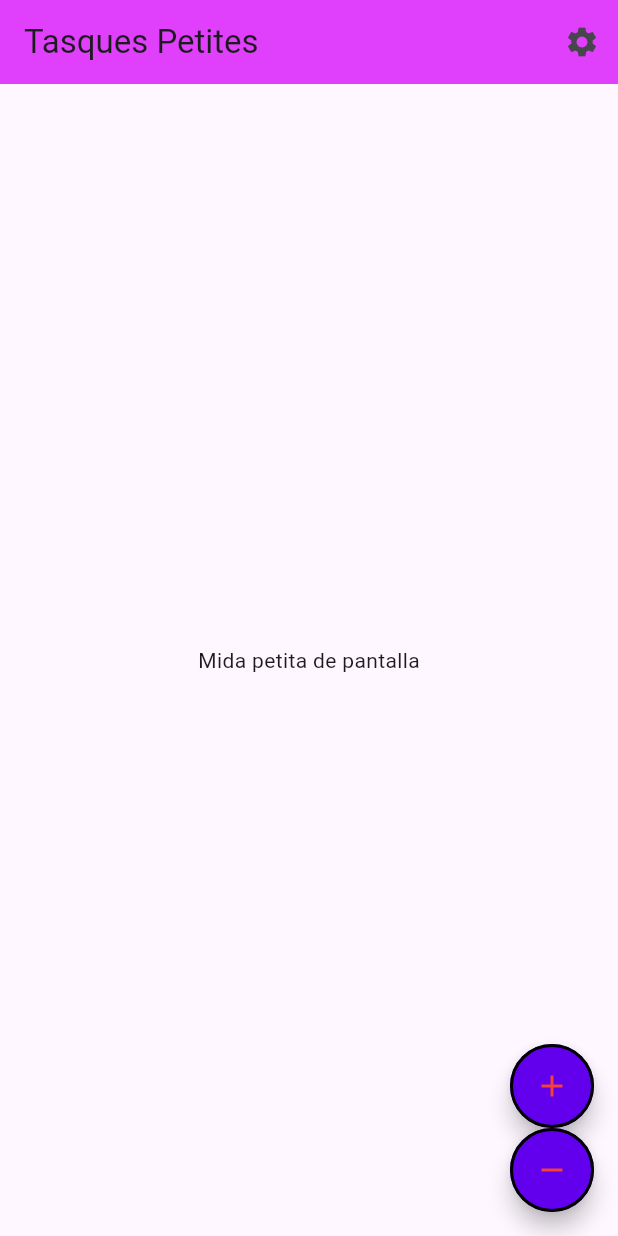
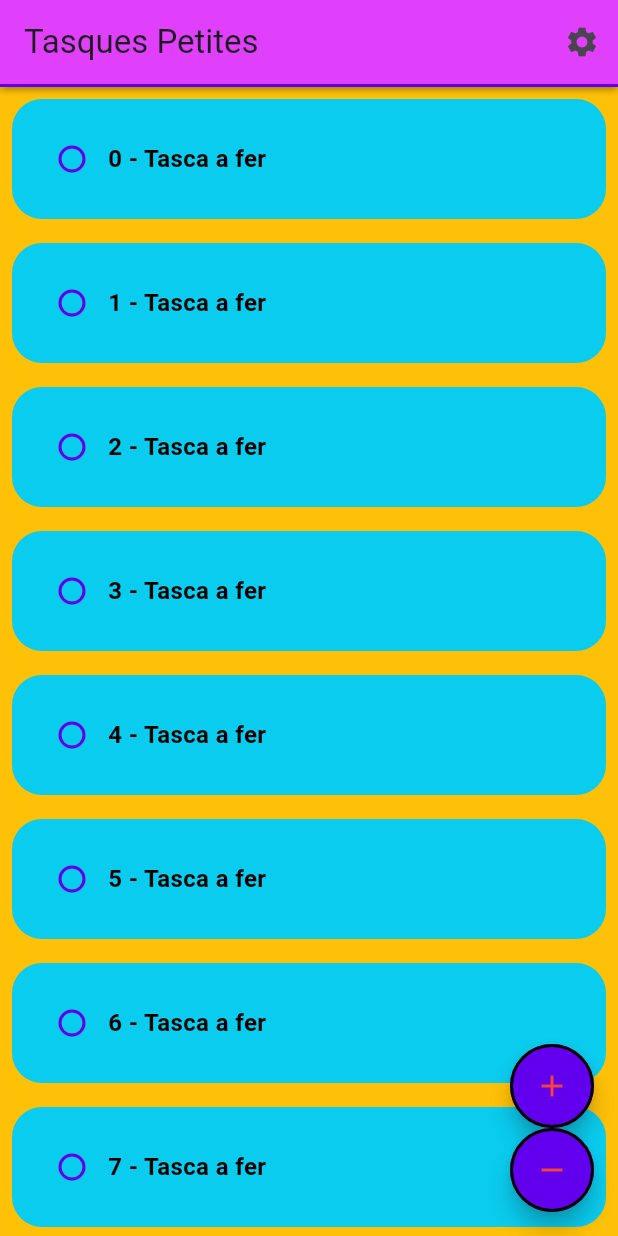
Before and after one commit to paudonoso-rgb/app_tasques, a Flutter app: the screen it shows after launch, on a phone screen of 412 x 824 dp. Run offline on Flutter 3.47's test engine with Material 3 defaults, Android fonts, the phone set to English and light mode, and no system bars.

Commit message:
Item Tasca

```diff
--- a/lib/colors_app.dart
+++ b/lib/colors_app.dart
@@ -4,5 +4,7 @@ class ColorsApp {
   static Color colorPrimari = Color(0xFF6200EE);
   static Color colorPrimariAccentuat = Color(0xFF3700B3);
   static Color colorSegonari = Color(0xFF03DAC6);
-  static Color colorFons = Color(0xFFFFFFFF);
+  static Color colorTextPrincipal = Color(0xFF000000);
+  static Color fondo = Colors.amber;
+  static Color listaFons = Color.fromARGB(255, 10, 204, 238);
 }
--- /dev/null
+++ b/lib/components/item_tasca.dart
@@ -0,0 +1,66 @@
+import 'package:app_tasques/colors_app.dart';
+import 'package:flutter/material.dart';
+
+class ItemTasca extends StatefulWidget {
+
+  final bool valorInicialCheckbox;
+  final String valorText;
+
+  const ItemTasca({
+    super.key,
+    this.valorInicialCheckbox = false,
+    this.valorText = "",});
+
+  @override
+  State<ItemTasca> createState() => _ItemTascaState();
+}
+
+class _ItemTascaState extends State<ItemTasca> {
+
+  late bool valorCheckbox;
+
+@override
+  void initState() {
+
+    super.initState();
+    valorCheckbox = widget.valorInicialCheckbox;
+  }
+  @override
+
+  Widget build(BuildContext context) {
+    return Container(
+
+      margin: EdgeInsets.all(8),
+      padding: EdgeInsets.all(16),
+
+      decoration: BoxDecoration(
+        color: ColorsApp.listaFons,
+        borderRadius: BorderRadius.circular(20),
+      ),
+      child: Row(
+        children: [
+          //checkbox
+          Checkbox(
+            side: BorderSide(
+              color: ColorsApp.colorPrimari,
+              width: 2,
+            ),
+            shape: CircleBorder(),
+            value: valorCheckbox,
+            checkColor: ColorsApp.fondo,
+            onChanged: (valor) {
+              setState(() {
+                valorCheckbox = valor ?? false;
+              });
+            },
+            ),
+            Text(widget.valorText +" - Tasca a fer",
+             style: TextStyle(
+              color: ColorsApp.colorTextPrincipal,
+              fontSize: 16,
+              fontWeight: FontWeight.bold
+             ),),
+        ],),
+    );
+  }
+}
--- a/lib/paginas/PantallaTasquesPetites.dart
+++ b/lib/paginas/PantallaTasquesPetites.dart
@@ -1,4 +1,5 @@
 import 'package:app_tasques/colors_app.dart';
+import 'package:app_tasques/components/item_tasca.dart';
 import 'package:flutter/material.dart';
 
 class Pantallatasquespetites extends StatelessWidget {
@@ -7,6 +8,7 @@ class Pantallatasquespetites extends StatelessWidget {
   @override
   Widget build(BuildContext context) {
     return Scaffold(
+      backgroundColor: ColorsApp.fondo,
       appBar: AppBar(
         backgroundColor: Colors.purpleAccent,
         title: Text('Tasques Petites',),
@@ -44,8 +46,30 @@ class Pantallatasquespetites extends StatelessWidget {
         ],
       ),
 
-      body: Center(
-        child: Text('Mida petita de pantalla'),
+      body: Column(
+        children: [
+          Container(
+            width: double.infinity,
+            height: 2,
+            decoration: BoxDecoration(
+              color: ColorsApp.colorPrimari,
+              boxShadow: [
+                BoxShadow(
+                  blurRadius: 4,
+                ),
+              ],
+              ),
+            ),
+
+          Expanded(
+            child: ListView.builder(
+              itemCount: 30,
+              itemBuilder:(context, index){
+              return ItemTasca(valorText: index.toString(),);
+            }
+            ),
+          ),
+        ],
       ),
 
     );
```
